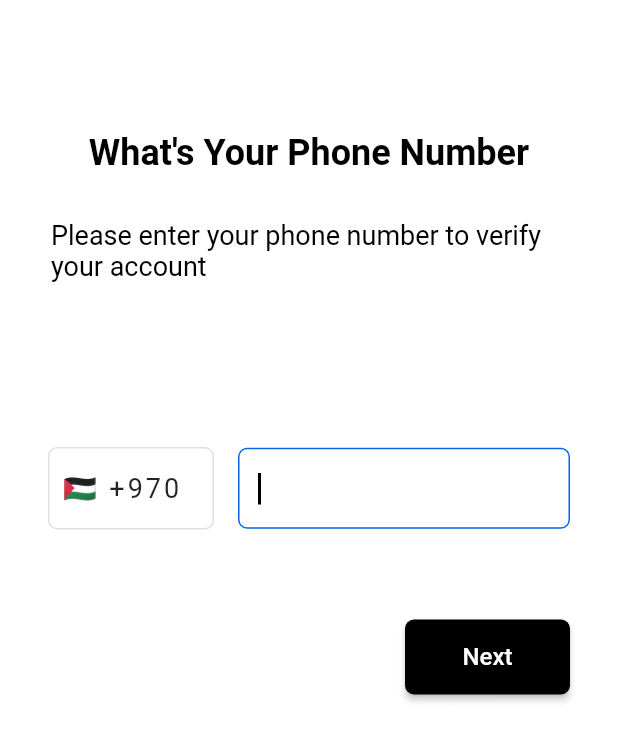
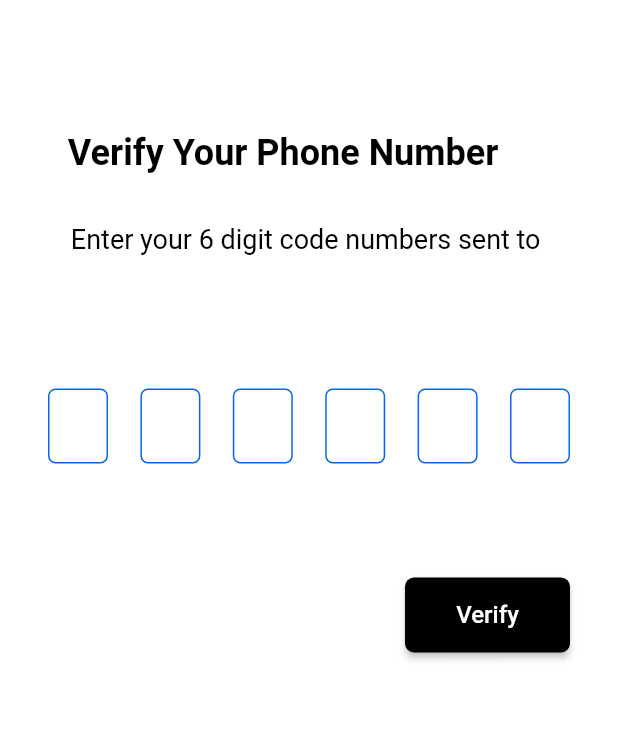
Before and after one commit to AbdallahAAhmed/Phone_Auth, a Flutter app: the screen it shows after launch, after a tap on "Next", on a phone screen of 412 x 824 dp. Shown: the top 741 px of the screen. Run offline on Flutter 3.47's test engine with Material 2 defaults, Android fonts, the light colour scheme and no system bars; drawn by our look-alikes of pin_code_fields; our stand-ins replace firebase_core; accounts and stored records are empty.

Commit message:
make the Otp screen UI is done

```diff
--- a/lib/app_router.dart
+++ b/lib/app_router.dart
@@ -1,6 +1,7 @@
 import 'package:flutter/material.dart';
 import 'package:map/constants/route_strings.dart';
 import 'package:map/persentation/screens/login_screen.dart';
+import 'package:map/persentation/screens/otp_screen.dart';
 
 class AppRouter {
   Route? generateRoute(RouteSettings settings) {
@@ -9,6 +10,10 @@ class AppRouter {
         return MaterialPageRoute(
           builder: (_) => LoginScreen(),
         );
+      case otpScreen:
+        return MaterialPageRoute(
+          builder: (_) => OtpScreen(),
+        );
 
     }
   }
--- a/lib/constants/route_strings.dart
+++ b/lib/constants/route_strings.dart
@@ -1 +1,2 @@
 const String loginScreen = '/';
+const String otpScreen = '/otp-screen';
--- a/lib/persentation/screens/login_screen.dart
+++ b/lib/persentation/screens/login_screen.dart
@@ -1,5 +1,6 @@
 import 'package:flutter/material.dart';
 import 'package:map/constants/my_colors.dart';
+import 'package:map/constants/route_strings.dart';
 
 // ignore: must_be_immutable
 class LoginScreen extends StatelessWidget {
@@ -7,8 +8,11 @@ class LoginScreen extends StatelessWidget {
 
   late String phoneNumber;
 
+  final GlobalKey<FormState> _phoneFormKey = GlobalKey();
+
   Widget _buildIntroText() {
     return Column(
+      crossAxisAlignment: CrossAxisAlignment.start,
       children: [
         const Text(
           'What\'s Your Phone Number',
@@ -95,11 +99,13 @@ class LoginScreen extends StatelessWidget {
     return flag;
   }
 
-  Widget _buildNextButton() {
+  Widget _buildNextButton(BuildContext context) {
     return Align(
       alignment: Alignment.centerRight,
       child: ElevatedButton(
-        onPressed: () {},
+        onPressed: () {
+          Navigator.pushNamed(context, otpScreen);
+        },
         child: const Text(
           'Next',
           style: TextStyle(
@@ -123,7 +129,7 @@ class LoginScreen extends StatelessWidget {
         backgroundColor: Colors.white,
         body: SingleChildScrollView(
           child: Form(
-            key: UniqueKey(),
+            key: _phoneFormKey,
             child: Container(
               margin: const EdgeInsets.symmetric(horizontal: 32, vertical: 88),
               child: Column(
@@ -133,7 +139,7 @@ class LoginScreen extends StatelessWidget {
                   const SizedBox(height: 110),
                   _buildPhoneFormField(),
                   const SizedBox(height: 60),
-                  _buildNextButton(),
+                  _buildNextButton(context),
                 ],
               ),
             ),
--- /dev/null
+++ b/lib/persentation/screens/otp_screen.dart
@@ -0,0 +1,127 @@
+import 'package:flutter/material.dart';
+import 'package:map/constants/my_colors.dart';
+import 'package:pin_code_fields/pin_code_fields.dart';
+
+
+class OtpScreen extends StatelessWidget {
+  const OtpScreen({Key? key}) : super(key: key);
+
+  final String phoneNumber = '';
+
+  Widget _buildIntroTexts() {
+    return Column(
+      crossAxisAlignment: CrossAxisAlignment.start,
+      children: [
+        const Text(
+          'Verify Your Phone Number',
+          style: TextStyle(
+            color: Colors.black,
+            fontSize: 24,
+            fontWeight: FontWeight.bold,
+          ),
+        ),
+        const SizedBox(height: 30),
+        Container(
+          margin: const EdgeInsets.symmetric(horizontal: 2),
+          child: RichText(
+            text: TextSpan(
+              text: 'Enter your 6 digit code numbers sent to ',
+              style: const TextStyle(
+                  color: Colors.black, fontSize: 18, height: 1.4),
+              children: <TextSpan>[
+                TextSpan(
+                  text: phoneNumber,
+                  style: const TextStyle(
+                    color: MyColors.blue,
+                  ),
+                ),
+              ],
+            ),
+          ),
+        ),
+      ],
+    );
+  }
+
+  Widget _buildPinCodeFields(BuildContext context) {
+    return Container(
+      child: PinCodeTextField(
+        appContext: context,
+        autoFocus: true,
+        cursorColor: Colors.black,
+        keyboardType: TextInputType.number,
+        length: 6,
+        obscureText: false,
+        animationType: AnimationType.scale,
+        pinTheme: PinTheme(
+          shape: PinCodeFieldShape.box,
+          borderRadius: BorderRadius.circular(5),
+          fieldHeight: 50,
+          fieldWidth: 40,
+          borderWidth: 1,
+          activeColor: MyColors.blue,
+          inactiveColor: MyColors.blue,
+          inactiveFillColor: Colors.white,
+          activeFillColor: MyColors.lightBlue,
+          selectedColor: MyColors.blue,
+          selectedFillColor: Colors.white,
+        ),
+        animationDuration: const Duration(milliseconds: 300),
+        backgroundColor: Colors.white,
+        enableActiveFill: true,
+        onCompleted: (v) {
+          print("Completed");
+        },
+        onChanged: (value) {
+          print(value);
+        },
+      ),
+    );
+  }
+
+  Widget _buildVerifyButton(){
+    return Align(
+      alignment: Alignment.centerRight,
+      child: ElevatedButton(
+        onPressed: () {},
+        child: const Text(
+          'Verify',
+          style: TextStyle(
+            fontSize: 16,
+            color: Colors.white,
+          ),
+        ),
+        style: ElevatedButton.styleFrom(
+          minimumSize: const Size(110, 50),
+          primary: Colors.black,
+          shape: RoundedRectangleBorder(borderRadius: BorderRadius.circular(6)),
+        ),
+      ),
+    );
+  }
+
+  @override
+  Widget build(BuildContext context) {
+    return SafeArea(
+      child: Scaffold(
+        backgroundColor: Colors.white,
+        body: Container(
+          margin: const EdgeInsets.symmetric(horizontal: 32, vertical: 88),
+          child: Column(
+            children: [
+              _buildIntroTexts(),
+              const SizedBox(
+                height: 88,
+              ),
+              _buildPinCodeFields(context),
+              const SizedBox(
+                height: 60,
+              ),
+              _buildVerifyButton(),
+            ],
+          ),
+        ),
+      ),
+    );
+  }
+}
--- a/pubspec.yaml
+++ b/pubspec.yaml
@@ -33,6 +33,7 @@ dependencies:
   flutter:
     sdk: flutter
   flutter_bloc: ^8.0.1
+  pin_code_fields: ^7.3.0
 
 dev_dependencies:
   flutter_lints: ^1.0.0
```
Also changed, not shown: pubspec.lock.
